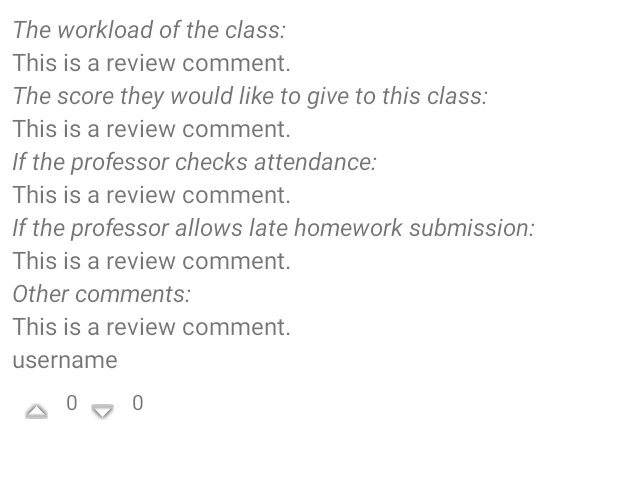
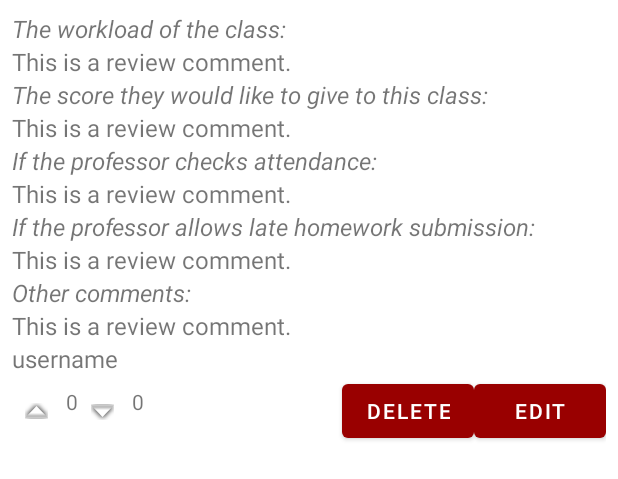
Before and after one commit to gracekkuo/FindMyClassmates, an Android app: the layout review_item.xml on its own in the app's theme, with its tools: preview values and no code run, on a phone screen of 412 x 824 dp. Shown: the top 479 px of the screen. Run offline under Robolectric (Android 15) with nearby library versions, the phone set to English and light mode, and no system bars.

Commit message:
delete button and review connected to user

```diff
--- a/app/src/main/java/com/example/findmyclassmates/models/Review.java
+++ b/app/src/main/java/com/example/findmyclassmates/models/Review.java
@@ -12,12 +12,13 @@ public class Review {
     private int downvotes;
     private String user;
     private String uid;
+    private String userId;
 
     public Review() {
         // Default constructor required for Firebase database
     }
 
-    public Review(String dept, String courseID, String one, int two, String three, String four, String five, int upvotes, int downvotes, String user) {
+    public Review(String dept, String courseID, String one, int two, String three, String four, String five, int upvotes, int downvotes, String user, String userId) {
         this.dept = dept;
         this.courseID = courseID;
         this.one = one;
@@ -28,8 +29,10 @@ public class Review {
         this.upvotes = upvotes;
         this.downvotes = downvotes;
         this.user = user;
+        this.userId = userId;
     }
 
+    public String getUserId() {return userId; };
     public String getUid() {
         return uid;
     }
--- a/app/src/main/res/layout/activity_reviews.xml
+++ b/app/src/main/res/layout/activity_reviews.xml
@@ -39,6 +39,7 @@
         </LinearLayout>
     </ScrollView>
 
+
     <Button
         app:layout_constraintBottom_toBottomOf="parent"
         android:id="@+id/leaveReview"
--- a/app/src/main/res/layout/review_item.xml
+++ b/app/src/main/res/layout/review_item.xml
@@ -145,4 +145,19 @@
             android:layout_marginStart="4dp"
             android:text="0" />
     </LinearLayout>
+    <Button
+        android:id="@+id/editReviewButton"
+        android:layout_width="wrap_content"
+        android:layout_height="wrap_content"
+        android:text="Edit"
+        android:layout_below="@id/user"
+        android:layout_alignParentEnd="true" />
+
+    <Button
+        android:id="@+id/deleteReviewButton"
+        android:layout_width="wrap_content"
+        android:layout_height="wrap_content"
+        android:text="Delete"
+        android:layout_toStartOf="@id/editReviewButton"
+        android:layout_below="@id/user" />
 </RelativeLayout>
```
Also changed, not shown: app/src/main/java/com/example/findmyclassmates/activities/mainFeatures/LeaveReviewActivity.java (+8 -2 lines), app/src/main/java/com/example/findmyclassmates/activities/mainFeatures/ReviewsActivity.java (+29 -0 lines), app/src/main/java/com/example/findmyclassmates/activities/mainFeatures/addReviewsToDB.java (+27 -9 lines).
